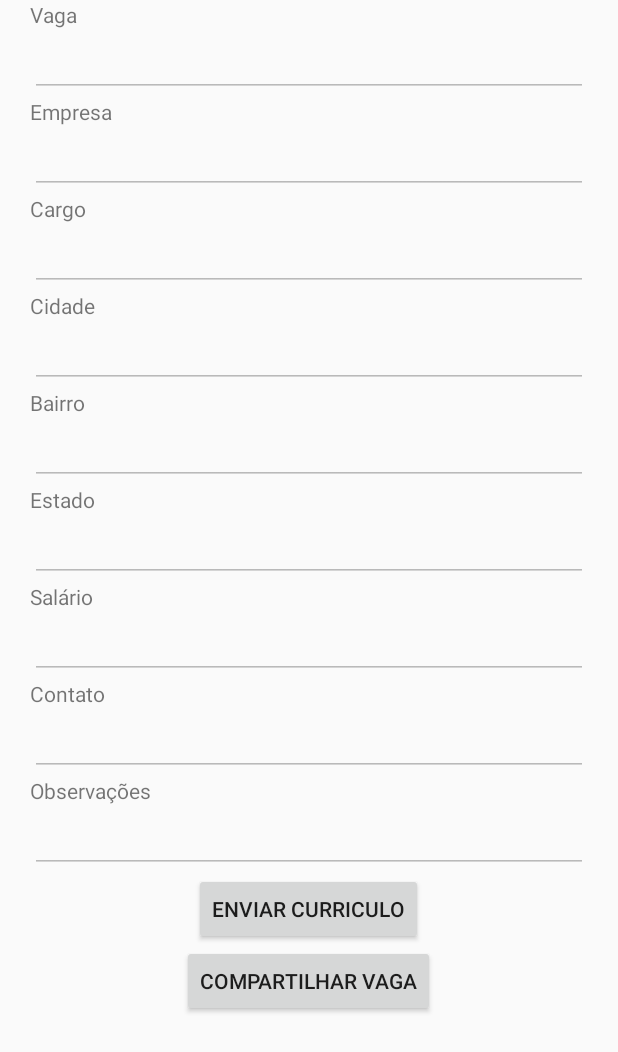
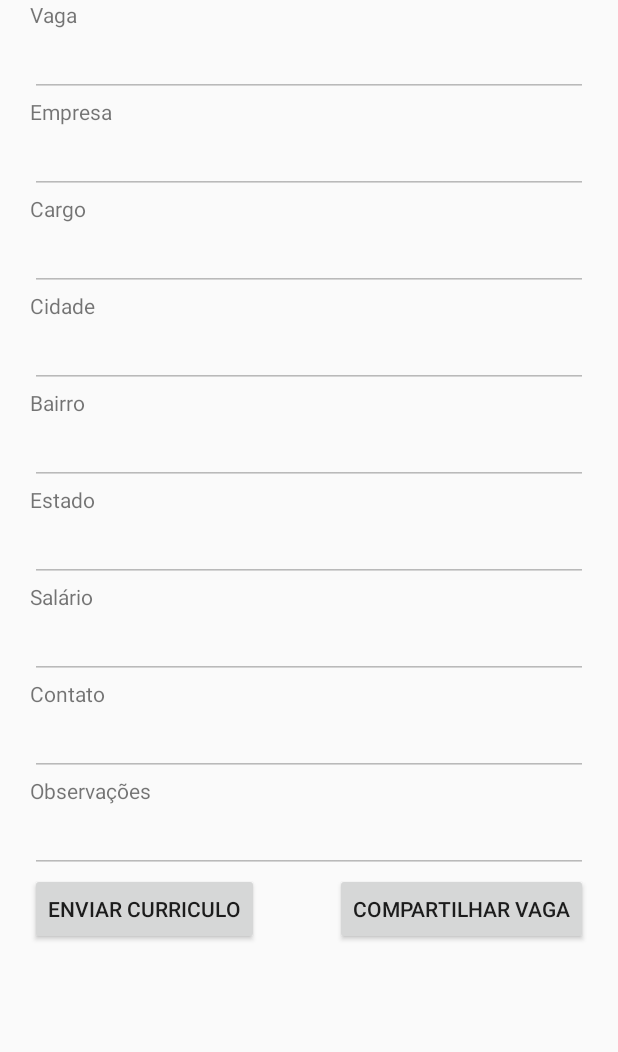
Before and after one commit to MauJowJowJow/InfoJobs, an Android app: the layout activity_detalhes_vaga.xml on its own in the app's theme, with its tools: preview values and no code run, on a phone screen of 412 x 824 dp. Shown: the top 1052 px of the screen. Run offline under Robolectric (Android 15) with nearby library versions, the phone set to English and light mode, and no system bars.

Commit message:
Compartilhar vaga

```diff
--- a/app/src/main/res/layout/activity_detalhes_vaga.xml
+++ b/app/src/main/res/layout/activity_detalhes_vaga.xml
@@ -6,12 +6,16 @@
     android:layout_height="match_parent"
     android:fitsSystemWindows="true"
     tools:context="sistemas2014.unifebe.edu.br.infojobs.Controller.DetalhesVaga"
-    android:weightSum="1">
+    android:weightSum="1"
+    android:focusable="true"
+    android:focusableInTouchMode="true"    >
 
     <ScrollView
         android:layout_width="match_parent"
         android:layout_height="match_parent"
-        android:id="@+id/horizontalScrollView">
+        android:id="@+id/horizontalScrollView"
+        android:focusable="true"
+        android:focusableInTouchMode="true">
 
         <LinearLayout
             android:orientation="vertical"
@@ -146,20 +150,32 @@
                 android:layout_gravity="center_horizontal"
                 android:enabled="false" />
 
+            <RelativeLayout
+                android:layout_width="match_parent"
+                android:layout_height="match_parent"
+                android:layout_gravity="center">
+
                 <Button
                     android:layout_width="wrap_content"
                     android:layout_height="wrap_content"
                     android:text="Enviar Curriculo"
                     android:id="@+id/btnEnviarCurriculo"
-                android:layout_gravity="center_horizontal" />
+                    android:layout_gravity="center_vertical"
+                    android:layout_alignParentTop="true"
+                    android:layout_alignParentLeft="true"
+                    android:layout_alignParentStart="true" />
 
                 <Button
                     android:layout_width="wrap_content"
                     android:layout_height="wrap_content"
                     android:text="Compartilhar Vaga"
                     android:id="@+id/btnCompartilhar"
-                android:layout_gravity="center_horizontal" />
+                    android:layout_gravity="center_vertical|right"
+                    android:layout_alignParentTop="true"
+                    android:layout_alignParentRight="true"
+                    android:layout_alignParentEnd="true" />
 
+            </RelativeLayout>
         </LinearLayout>
     </ScrollView>
 </LinearLayout>
--- a/app/src/main/res/layout/activity_login.xml
+++ b/app/src/main/res/layout/activity_login.xml
@@ -131,7 +131,9 @@
                 android:textSize="15dp"
                 android:onClick="onClick"
                 android:clickable="true"
-                android:layout_gravity="left|center" />
+                android:layout_gravity="left|center"
+                android:linksClickable="false"
+                android:singleLine="true" />
         </LinearLayout>
 
         <LinearLayout
--- a/app/src/main/res/values/strings.xml
+++ b/app/src/main/res/values/strings.xml
@@ -21,7 +21,7 @@
     <string name="action_sign_in_Login">Login</string>
     <string name="prompt_password_senha">Senha</string>
     <string name="title_activiy_Login">Realize seu login</string>
-    <string name="activity_login_registrar">Crie seu cadastro ou</string>
+    <string name="activity_login_registrar"><u>Crie seu cadastro</u> ou</string>
     <string name="activity_login_novo_no_app">Primeira vez no InfoJobs?</string>
     <string name="title_activity_consuta_vagas_view">ConsutaVagasView</string>
 
```
Also changed, not shown: app/src/main/java/sistemas2014/unifebe/edu/br/infojobs/Controller/DetalhesVaga.java (+53 -1 lines), app/src/main/java/sistemas2014/unifebe/edu/br/infojobs/Helpers/BuscaPermissoesFB.java (added, +61 -0 lines). Lines whose indentation alone changed are shown as unchanged.
